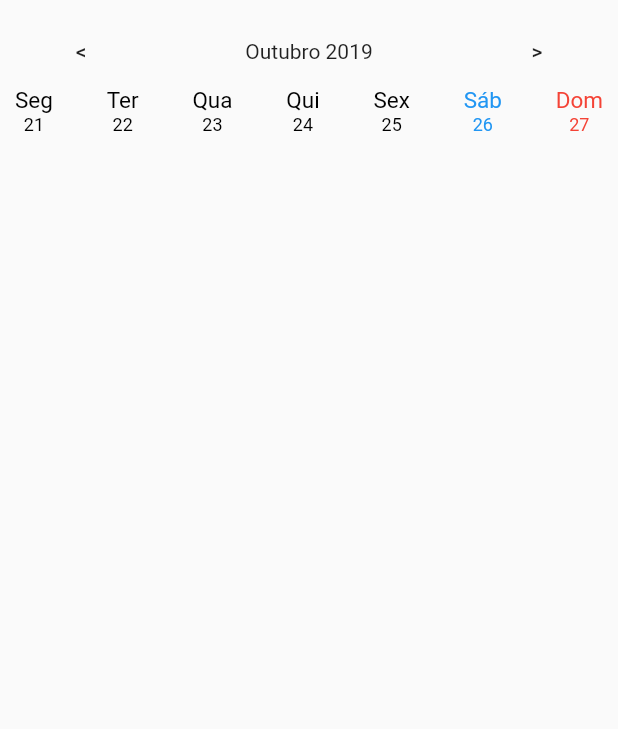
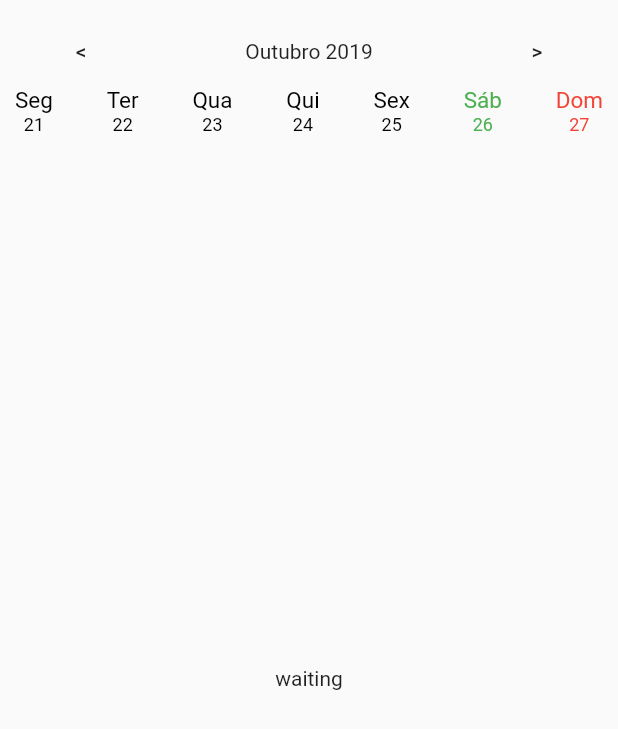
Before and after one commit to mamodo123/flutter_calendar, a Flutter app: the screen it shows after launch, on a phone screen of 412 x 824 dp. Shown: the top 729 px of the screen. Run offline on Flutter 3.47's test engine with Material 2 defaults, Android fonts, the phone set to English and light mode, and no system bars.

Commit message:
fix layouts/tests/logic

```diff
--- a/lib/main.dart
+++ b/lib/main.dart
@@ -2,14 +2,26 @@ import 'package:flutter/material.dart';
 
 void main() => runApp(MyApp());
 
-class MyApp extends StatelessWidget {
+class MyApp extends StatefulWidget {
   // This widget is the root of your application.
+  @override
+  _MyAppState createState() => _MyAppState();
+}
+
+class _MyAppState extends State<MyApp> {
+  var text = "waiting";
+
   @override
   Widget build(BuildContext context) {
     return MaterialApp(
         title: 'Calendar',
         home: SafeArea(
-            child: Calendar(
+            child: Scaffold(
+          body: Padding(
+            padding: const EdgeInsets.all(10),
+            child: Column(
+              children: <Widget>[
+                Calendar(
                   nameDaysOfWeek: {
                     DateTime.monday: "Segunda",
                     DateTime.tuesday: "Terça",
@@ -37,8 +49,19 @@ class MyApp extends StatelessWidget {
                   minimumDate: DateTime.parse("2019-10-13"),
                   maximumDate: DateTime.parse("2019-11-22"),
                   onSelectedDay: (day) {
-            print(day.toIso8601String());
+                    setState(() {
+                      text = day.toIso8601String();
+                    });
                   },
+                ),
+                Expanded(
+                  child: Center(
+                    child: Text(text),
+                  ),
+                )
+              ],
+            ),
+          ),
         )));
   }
 }
@@ -155,10 +178,7 @@ class _CalendarState extends State<Calendar> {
 
   @override
   Widget build(BuildContext context) {
-    return Scaffold(
-      body: Padding(
-        padding: const EdgeInsets.all(10),
-        child: Center(
+    return Center(
       child: Column(
         children: <Widget>[
           Row(
@@ -214,13 +234,11 @@ class _CalendarState extends State<Calendar> {
                   children: <Widget>[
                     Text(
                       widget.nameDaysOfWeek[day.weekday].substring(0, 3),
-                          style:
-                              TextStyle(fontSize: 15, color: _getDayColor(day)),
+                      style: TextStyle(fontSize: 15, color: _getDayColor(day)),
                     ),
                     Text(
                       day.day.toString(),
-                          style:
-                              TextStyle(fontSize: 12, color: _getDayColor(day)),
+                      style: TextStyle(fontSize: 12, color: _getDayColor(day)),
                     ),
                   ],
                 ),
@@ -228,8 +246,6 @@ class _CalendarState extends State<Calendar> {
             }).toList(),
           ),
         ],
-          ),
-        ),
       ),
     );
   }
@@ -248,9 +264,7 @@ class _CalendarState extends State<Calendar> {
   }
 
   Color _getDayColor(DateTime day) {
-    if (_isSameDay(selected, day)) {
-      return Colors.blue;
-    } else if (_isSameDay(day, DateTime.now())) {
+    if (_isSameDay(day, DateTime.now())) {
       return Colors.green;
     } else if ((widget.minimumDate != null &&
             day.isBefore(widget.minimumDate)) ||
@@ -258,6 +272,8 @@ class _CalendarState extends State<Calendar> {
       return Colors.grey;
     } else if (widget.disabledDays.contains(day.weekday)) {
       return Colors.red;
+    } else if (_isSameDay(selected, day)) {
+      return Colors.blue;
     } else {
       return Colors.black;
     }
```
Lines whose indentation alone changed are shown as unchanged.
